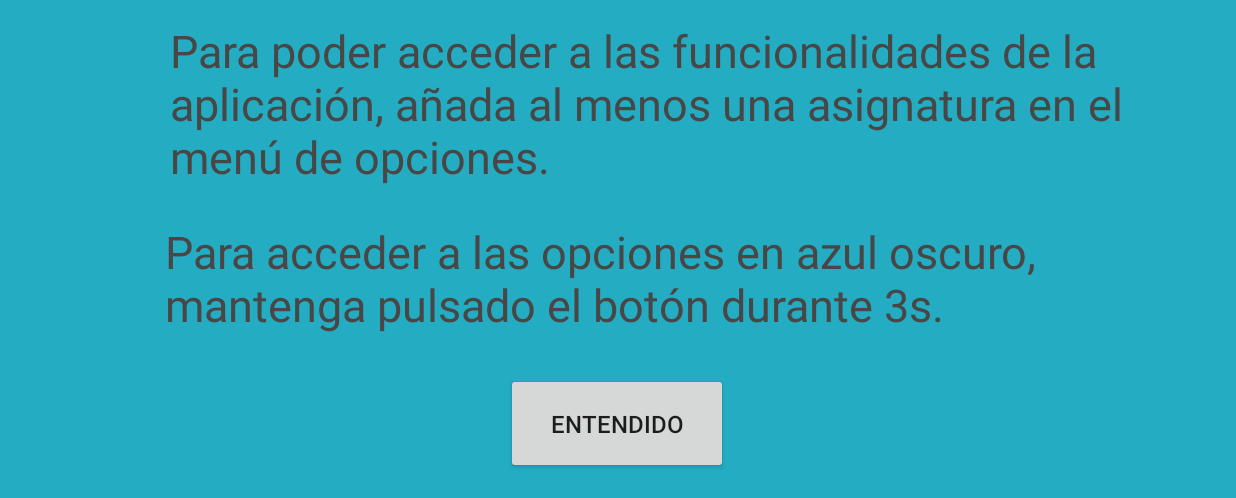
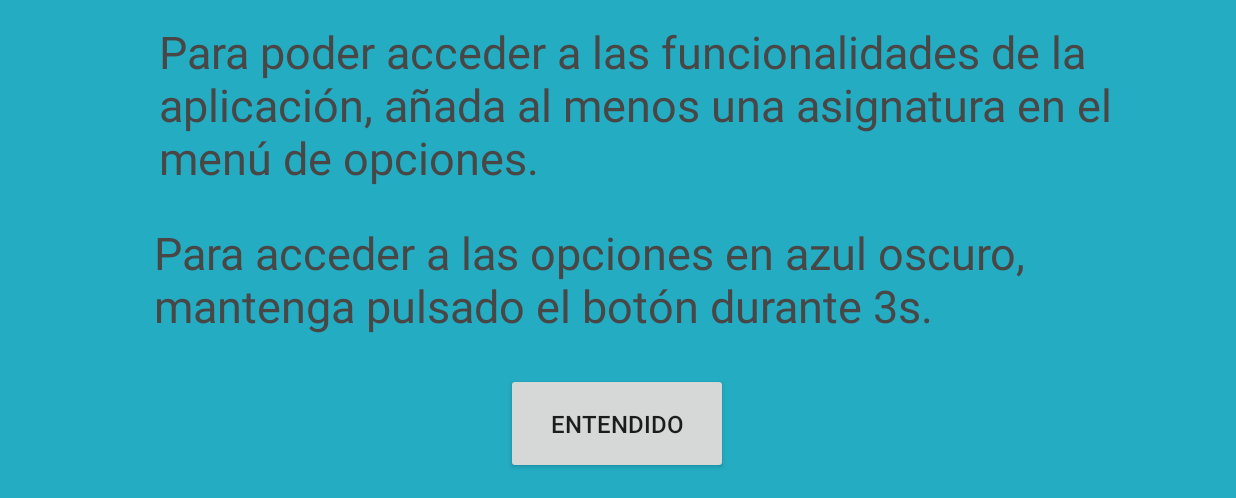
Before and after one commit to jfcaballero/HeticaAPP, an Android app: the screen it shows after launch (Bienvenida), on a phone screen of 824 x 412 dp (held sideways), the part 120-618 px from its top. Run offline under Robolectric (Android 15) with nearby library versions, the phone set to English and light mode, and no system bars; libraries missing offline, so code that uses them is left out: com.hetica.

Commit message:
Ajuste en el texto de bienvenida

```diff
--- a/app/src/main/res/layout/activity_bienvenida.xml
+++ b/app/src/main/res/layout/activity_bienvenida.xml
@@ -11,36 +11,38 @@
         android:id="@+id/textView68"
         android:layout_width="670dp"
         android:layout_height="134dp"
+        android:layout_marginTop="14dp"
+        android:layout_marginBottom="101dp"
         android:scrollbars="vertical"
         android:text="@string/para_poder_acceder_a_las_funcionalidades_de_la_aplicaci_n_a_ada_al_menos_una_asignatura_en_el_men_de_opciones"
         android:textAlignment="center"
         android:textColor="#494646"
         android:textSize="30sp"
         android:textStyle="normal"
-        app:layout_constraintBottom_toBottomOf="parent"
+        app:layout_constraintBottom_toTopOf="@+id/btn_entendido"
         app:layout_constraintEnd_toEndOf="parent"
-        app:layout_constraintHorizontal_bias="0.737"
+        app:layout_constraintHorizontal_bias="0.688"
         app:layout_constraintStart_toStartOf="parent"
-        app:layout_constraintTop_toTopOf="parent"
-        app:layout_constraintVertical_bias="0.335"
+        app:layout_constraintTop_toBottomOf="@+id/textView67"
+        app:layout_constraintVertical_bias="0.0"
         tools:ignore="TextSizeCheck" />
 
     <TextView
         android:id="@+id/textView70"
         android:layout_width="667dp"
         android:layout_height="90dp"
+        android:layout_marginBottom="11dp"
         android:scrollbars="vertical"
         android:text="@string/para_acceder_a_las_opciones_en_negro_mantenga_pulsado_el_bot_n_durante_3s"
         android:textAlignment="center"
         android:textColor="#494646"
         android:textSize="30sp"
         android:textStyle="normal"
-        app:layout_constraintBottom_toBottomOf="parent"
+        app:layout_constraintBottom_toTopOf="@+id/btn_entendido"
         app:layout_constraintEnd_toEndOf="parent"
-        app:layout_constraintHorizontal_bias="0.703"
+        app:layout_constraintHorizontal_bias="0.656"
         app:layout_constraintStart_toStartOf="parent"
-        app:layout_constraintTop_toTopOf="parent"
-        app:layout_constraintVertical_bias="0.707"
+        app:layout_constraintTop_toBottomOf="@+id/textView68"
         tools:ignore="TextSizeCheck" />
 
     <TextView
```
